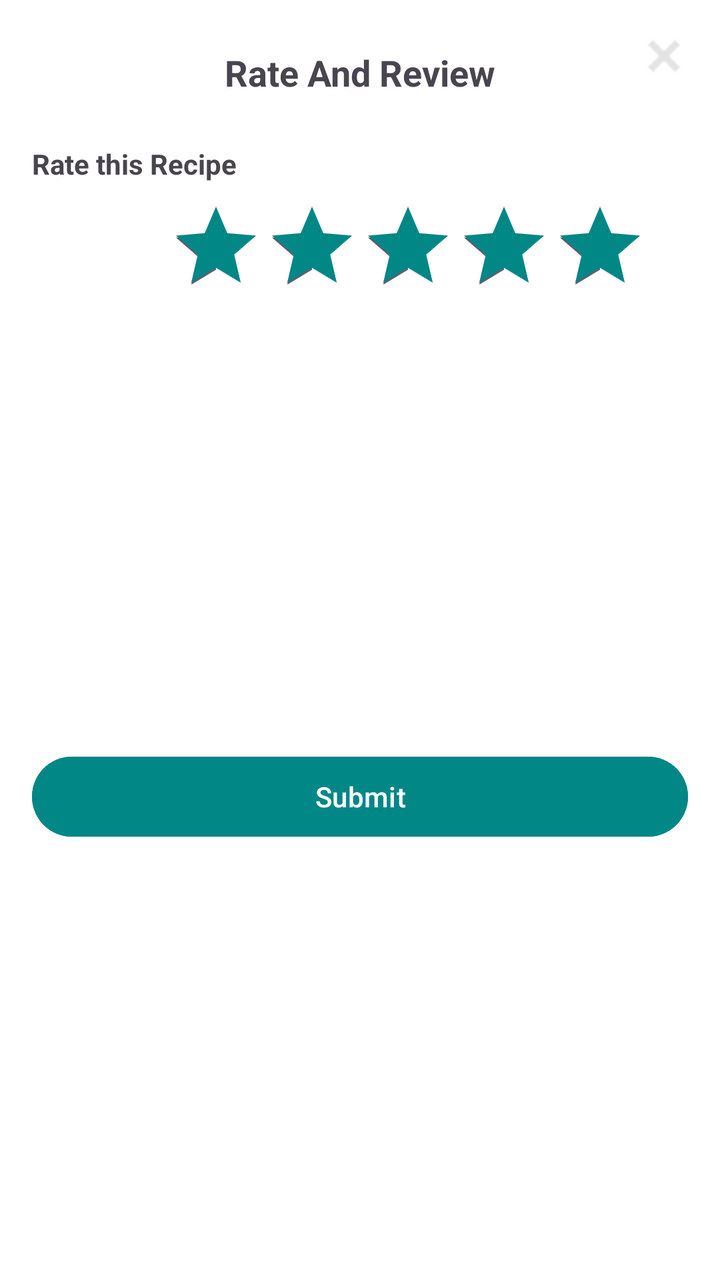
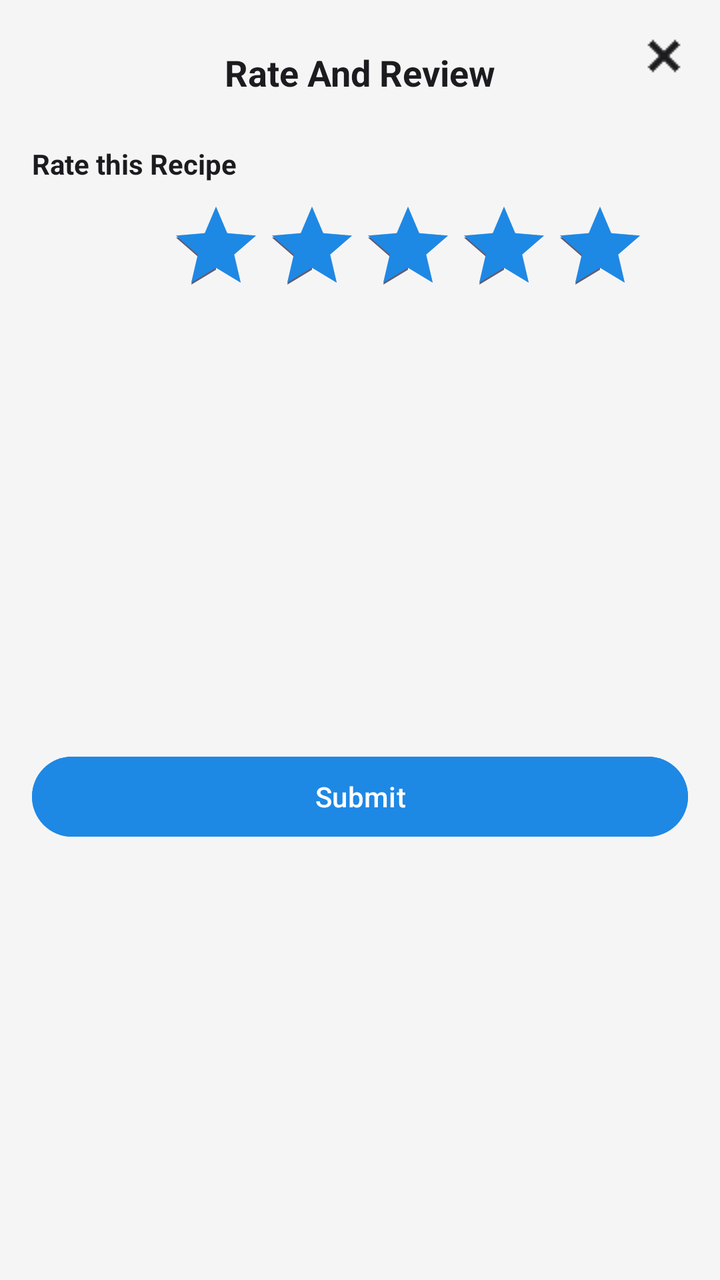

Two renders of the same Android screen: before a commit and after it. Below are the layout's source before the change and the commit's diff.
<!-- AndroidManifest.xml: application theme Theme.AppXemPhim -->
<!-- res/layout/popup_rating.xml -->
<?xml version="1.0" encoding="utf-8"?>
<androidx.constraintlayout.widget.ConstraintLayout xmlns:android="http://schemas.android.com/apk/res/android"
    xmlns:app="http://schemas.android.com/apk/res-auto"
    android:layout_width="match_parent"
    android:layout_height="wrap_content"
    android:layout_gravity="bottom"
    android:background="@android:color/white"
    android:padding="16dp">
    
    <ImageView
        android:id="@+id/btnClose"
        android:layout_width="24dp"
        android:layout_height="24dp"
        android:src="@drawable/close"
        app:layout_constraintEnd_toEndOf="parent"
        app:layout_constraintTop_toTopOf="parent"/>

    
    <TextView
        android:id="@+id/tvTitle"
        android:layout_width="wrap_content"
        android:layout_height="wrap_content"
        android:text="Rate And Review"
        android:textStyle="bold"
        android:textSize="18sp"
        app:layout_constraintTop_toTopOf="parent"
        app:layout_constraintStart_toStartOf="parent"
        app:layout_constraintEnd_toEndOf="parent"
        android:layout_marginTop="8dp"/>

    
    <TextView
        android:id="@+id/tvRate"
        android:layout_width="wrap_content"
        android:layout_height="wrap_content"
        android:text="Rate this Recipe"
        android:textStyle="bold"
        android:textSize="14sp"
        app:layout_constraintTop_toBottomOf="@id/tvTitle"
        app:layout_constraintStart_toStartOf="parent"
        android:layout_marginTop="24dp"/>

    

    
    <RatingBar
        android:id="@+id/ratingBar"
        android:layout_width="wrap_content"
        android:layout_height="wrap_content"
        android:layout_marginStart="68dp"
        android:layout_marginTop="8dp"
        android:numStars="5"
        android:progressTint="@color/teal_700"
        android:rating="5"
        android:stepSize="1"
        app:layout_constraintStart_toStartOf="parent"
        app:layout_constraintTop_toBottomOf="@id/tvRate" />


    
    <Button
        android:id="@+id/btnSubmit"
        android:layout_width="0dp"
        android:layout_height="48dp"
        android:text="Submit"
        android:backgroundTint="@color/teal_700"
        android:textColor="@android:color/white"
        app:layout_constraintTop_toBottomOf="@id/ratingBar"
        app:layout_constraintBottom_toBottomOf="parent"
        app:layout_constraintStart_toStartOf="parent"
        app:layout_constraintEnd_toEndOf="parent"
        android:layout_marginTop="24dp"
        android:layout_marginBottom="8dp" />

</androidx.constraintlayout.widget.ConstraintLayout>
<!-- resources referenced by this layout -->
<resources>
  <color name="teal_700">#018786</color>
  <!-- drawable close: png bitmap (drawable, 240 bytes) -->
  <style name="Theme.AppXemPhim" parent="Base.Theme.AppXemPhim" />
  <style name="Base.Theme.AppXemPhim" parent="Theme.Material3.DayNight.NoActionBar">
          
          
      </style>
</resources>

<!-- the commit's change to res/layout/popup_rating.xml (unified diff, before → after) -->
@@ -4,7 +4,7 @@
     android:layout_width="match_parent"
     android:layout_height="wrap_content"
     android:layout_gravity="bottom"
-    android:background="@android:color/white"
+    android:background="@color/colorSurface"
     android:padding="16dp">
     
     <ImageView
@@ -13,7 +13,8 @@
         android:layout_height="24dp"
         android:src="@drawable/close"
         app:layout_constraintEnd_toEndOf="parent"
-        app:layout_constraintTop_toTopOf="parent"/>
+        app:layout_constraintTop_toTopOf="parent"
+        app:tint="@color/onSurface"/>
 
     
     <TextView
@@ -26,7 +27,8 @@
         app:layout_constraintTop_toTopOf="parent"
         app:layout_constraintStart_toStartOf="parent"
         app:layout_constraintEnd_toEndOf="parent"
-        android:layout_marginTop="8dp"/>
+        android:layout_marginTop="8dp"
+        android:textColor="@color/onSurface"/>
 
     
     <TextView
@@ -38,7 +40,8 @@
         android:textSize="14sp"
         app:layout_constraintTop_toBottomOf="@id/tvTitle"
         app:layout_constraintStart_toStartOf="parent"
-        android:layout_marginTop="24dp"/>
+        android:layout_marginTop="24dp"
+        android:textColor="@color/onSurface"/>
 
     
 
@@ -50,7 +53,7 @@
         android:layout_marginStart="68dp"
         android:layout_marginTop="8dp"
         android:numStars="5"
-        android:progressTint="@color/teal_700"
+        android:progressTint="@color/colorProgressBar"
         android:rating="5"
         android:stepSize="1"
         app:layout_constraintStart_toStartOf="parent"
@@ -63,7 +66,7 @@
         android:layout_width="0dp"
         android:layout_height="48dp"
         android:text="Submit"
-        android:backgroundTint="@color/teal_700"
+        android:backgroundTint="@color/colorButtonPrimary"
         android:textColor="@android:color/white"
         app:layout_constraintTop_toBottomOf="@id/ratingBar"
         app:layout_constraintBottom_toBottomOf="parent"
<!-- resource entries referenced after the edit -->
@@ -1,6 +1,9 @@
 <!-- resources referenced by this layout -->
 <resources>
-  <color name="teal_700">#018786</color>
+  <color name="colorButtonPrimary">#1E88E5</color>
+  <color name="colorProgressBar">#1E88E5</color>
+  <color name="colorSurface">#F5F5F5</color>
+  <color name="onSurface">#1C1B1F</color>
   <!-- drawable close: png bitmap (drawable, 240 bytes) -->
   <style name="Theme.AppXemPhim" parent="Base.Theme.AppXemPhim" />
   <style name="Base.Theme.AppXemPhim" parent="Theme.Material3.DayNight.NoActionBar">
